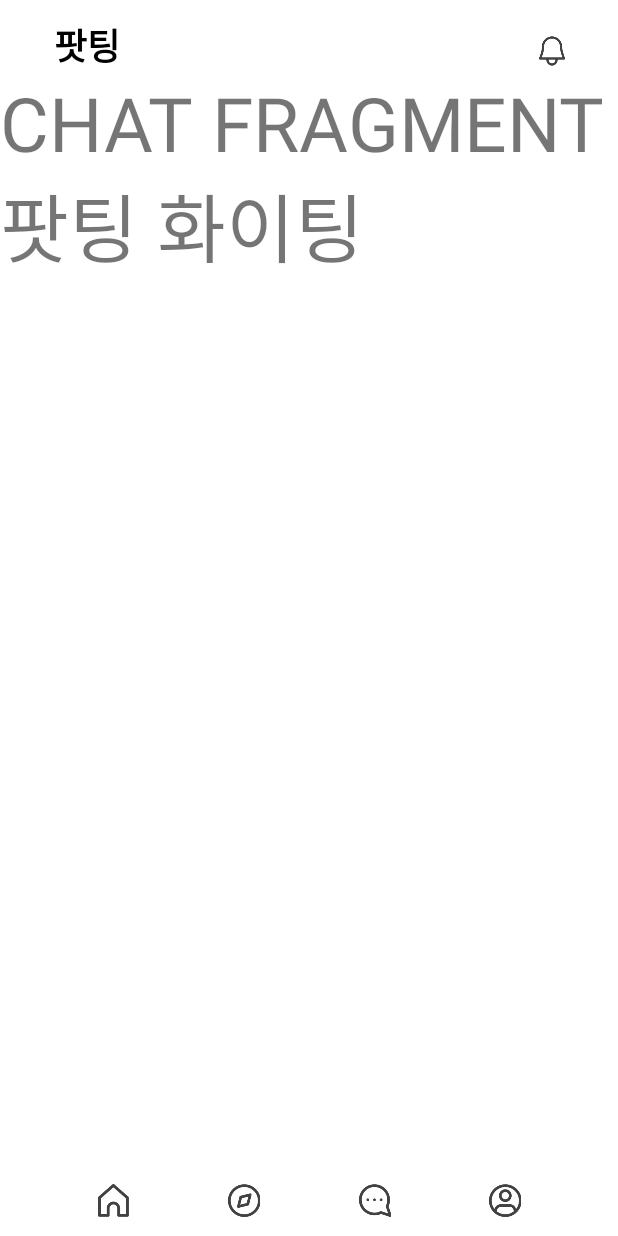
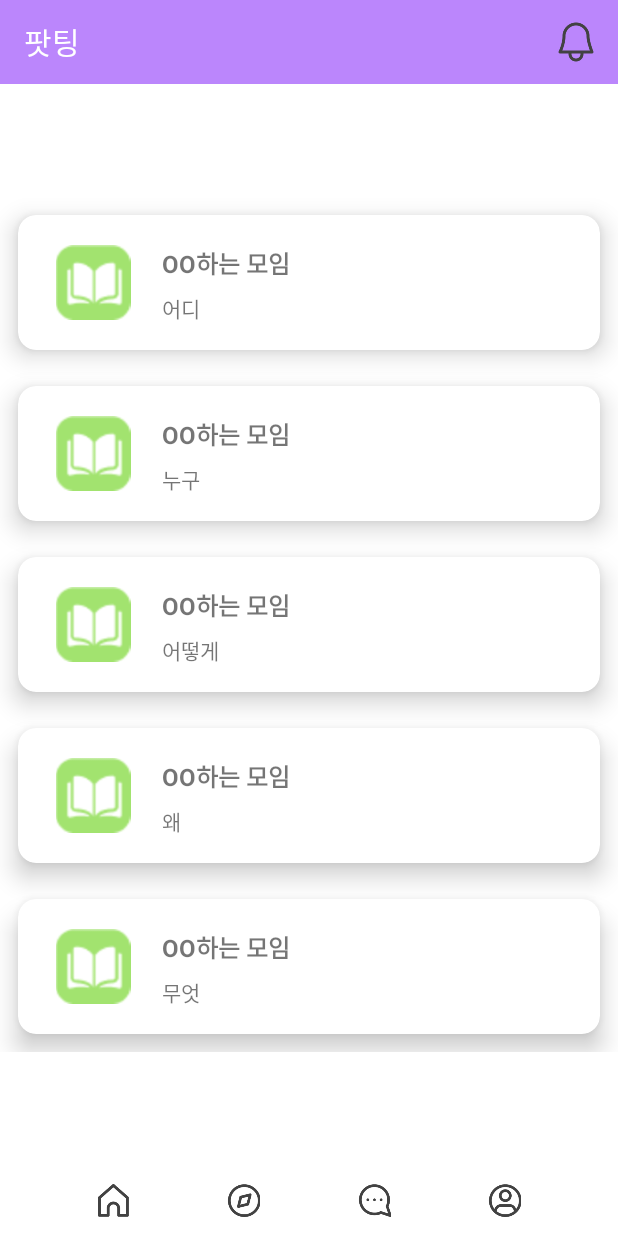
Before and after one commit to knujihyenbae/Appdong_Partying_FE, an Android app: the fragment ChatFragment placed in its activity, on a phone screen of 412 x 824 dp. Run offline under Robolectric (Android 15) with nearby library versions, the phone set to English and light mode, and no system bars.

Commit message:
채팅 추가, 툴바 수정

```diff
--- a/app/build.gradle
+++ b/app/build.gradle
@@ -1,6 +1,7 @@
 plugins {
     id 'com.android.application'
     id 'org.jetbrains.kotlin.android'
+    id("kotlin-parcelize")
 }
 
 android {
@@ -44,4 +45,9 @@ dependencies {
     testImplementation 'junit:junit:4.13.2'
     androidTestImplementation 'androidx.test.ext:junit:1.1.4'
     androidTestImplementation 'androidx.test.espresso:espresso-core:3.5.0'
+    implementation "androidx.recyclerview:recyclerview-selection:1.1.0-rc03"
+    implementation "androidx.recyclerview:recyclerview:1.1.0"
+    implementation "androidx.cardview:cardview:1.0.0"
+    implementation 'com.github.bumptech.glide:glide:4.13.0'
+    annotationProcessor 'com.github.bumptech.glide:compiler:4.13.0'
 }
--- a/app/src/main/java/com/appdong/parting/ChatFragment.kt
+++ b/app/src/main/java/com/appdong/parting/ChatFragment.kt
@@ -5,6 +5,12 @@ import androidx.fragment.app.Fragment
 import android.view.LayoutInflater
 import android.view.View
 import android.view.ViewGroup
+import com.appdong.parting.chat.ProfileAdapter
+import com.appdong.parting.chat.ProfileData
+import com.appdong.parting.databinding.FragmentChatListBinding
+import com.appdong.parting.itemDecorator.HorizontalItemDecorator
+import com.appdong.parting.itemDecorator.VerticalItemDecorator
+
 
 // TODO: Rename parameter arguments, choose names that match
 // the fragment initialization parameters, e.g. ARG_ITEM_NUMBER
@@ -18,9 +24,13 @@ private const val ARG_PARAM2 = "param2"
  */
 class ChatFragment : Fragment() {
     // TODO: Rename and change types of parameters
+    private var _binding: FragmentChatListBinding? = null
+    private val binding get() = _binding!!
+
     private var param1: String? = null
     private var param2: String? = null
-
+    lateinit var profileAdapter: ProfileAdapter
+    val datas = mutableListOf<ProfileData>()
     override fun onCreate(savedInstanceState: Bundle?) {
         super.onCreate(savedInstanceState)
         arguments?.let {
@@ -29,13 +39,46 @@ class ChatFragment : Fragment() {
         }
     }
 
+    private fun initRecycler() {
+        profileAdapter = ProfileAdapter(requireContext())
+        binding.chatFragmentRecyclerview.adapter = profileAdapter
+        binding.chatFragmentRecyclerview.addItemDecoration(VerticalItemDecorator(10))
+        binding.chatFragmentRecyclerview.addItemDecoration(HorizontalItemDecorator(10))
+
+
+        datas.apply {
+            add(ProfileData(img = R.drawable.book_icon, name = "OO하는 모임", age = "어디"))
+            add(ProfileData(img = R.drawable.book_icon, name = "OO하는 모임", age = "누구"))
+            add(ProfileData(img = R.drawable.book_icon, name = "OO하는 모임", age = "어떻게"))
+            add(ProfileData(img = R.drawable.book_icon, name = "OO하는 모임", age = "왜"))
+            add(ProfileData(img = R.drawable.book_icon, name = "OO하는 모임", age = "무엇"))
+
+            profileAdapter.datas = datas
+            profileAdapter.notifyDataSetChanged()
+
+        }
+    }
+
+    override fun onViewCreated(view: View, savedInstanceState: Bundle?) {
+        super.onViewCreated(view, savedInstanceState)
+        initRecycler()
+    }
+
     override fun onCreateView(
-        inflater: LayoutInflater, container: ViewGroup?,
+        inflater: LayoutInflater,
+        container: ViewGroup?,
         savedInstanceState: Bundle?
     ): View? {
         // Inflate the layout for this fragment
-        return inflater.inflate(R.layout.fragment_chat, container, false)
+        _binding = FragmentChatListBinding.inflate(inflater, container, false)
+        return binding.root
     }
+
+    override fun onDestroyView() {
+        super.onDestroyView()
+        _binding = null
+    }
+
 
     companion object {
         /**
--- /dev/null
+++ b/app/src/main/java/com/appdong/parting/chat/ProfileAdapter.kt
@@ -0,0 +1,57 @@
+package com.appdong.parting.chat
+
+import android.content.Context
+import android.content.Intent
+import android.view.LayoutInflater
+import android.view.View
+import android.view.ViewGroup
+import android.widget.ImageView
+import android.widget.TextView
+import androidx.recyclerview.widget.RecyclerView
+import com.appdong.parting.ChatActivity
+import com.appdong.parting.R
+import com.bumptech.glide.Glide
+
+class ProfileAdapter(private val context: Context) : RecyclerView.Adapter<ProfileAdapter.ViewHolder>() {
+
+    var datas = mutableListOf<ProfileData>()
+    override fun onCreateViewHolder(parent: ViewGroup, viewType: Int): ViewHolder {
+        val view = LayoutInflater.from(context).inflate(R.layout.item_chat,parent,false)
+        return ViewHolder(view)
+    }
+
+    override fun getItemCount(): Int = datas.size
+
+    override fun onBindViewHolder(holder: ViewHolder, position: Int) {
+        holder.bind(datas[position])
+    }
+    interface OnItemClickListener{
+        fun onItemClick(v:View, data: ProfileData, pos : Int)
+    }
+    private var listener : OnItemClickListener? = null
+    fun setOnItemClickListener(listener : OnItemClickListener) {
+        this.listener = listener
+    }
+
+    inner class ViewHolder(view: View) : RecyclerView.ViewHolder(view) {
+
+        private val txtTitle: TextView = itemView.findViewById(R.id.chat_item_textview_title)
+        private val txtMessage: TextView = itemView.findViewById(R.id.chat_item_textview_last_message)
+        private val imgProfile: ImageView = itemView.findViewById(R.id.chat_item_imageview_profile)
+
+        fun bind(item: ProfileData) {
+            txtTitle.text = item.name
+            txtMessage.text = item.age.toString()
+            Glide.with(itemView).load(item.img).into(imgProfile)
+            itemView.setOnClickListener {
+                Intent(context, ChatActivity::class.java).apply {
+                    putExtra("data", item)
+                    addFlags(Intent.FLAG_ACTIVITY_NEW_TASK)
+                }.run { context.startActivity(this) }
+            }
+
+        }
+    }
+
+
+}
--- /dev/null
+++ b/app/src/main/java/com/appdong/parting/chat/ProfileData.kt
@@ -0,0 +1,11 @@
+package com.appdong.parting.chat
+
+import android.os.Parcelable
+import kotlinx.parcelize.Parcelize
+
+@Parcelize
+data class ProfileData (
+    val name : String,
+    val age : String,
+    val img : Int
+) : Parcelable
--- /dev/null
+++ b/app/src/main/java/com/appdong/parting/itemDecorator/HorizontalItemDecorator.kt
@@ -0,0 +1,15 @@
+package com.appdong.parting.itemDecorator
+
+import android.graphics.Rect
+import android.view.View
+import androidx.recyclerview.widget.RecyclerView
+
+class HorizontalItemDecorator(private val divHeight : Int) : RecyclerView.ItemDecoration() {
+
+    @Override
+    override fun getItemOffsets(outRect: Rect, view: View, parent : RecyclerView, state : RecyclerView.State) {
+        super.getItemOffsets(outRect, view, parent, state)
+        outRect.left = divHeight
+        outRect.right = divHeight
+    }
+}
--- /dev/null
+++ b/app/src/main/java/com/appdong/parting/itemDecorator/VerticalItemDecorator.kt
@@ -0,0 +1,15 @@
+package com.appdong.parting.itemDecorator
+
+import android.graphics.Rect
+import android.view.View
+import androidx.recyclerview.widget.RecyclerView
+
+class VerticalItemDecorator(private val divHeight : Int) : RecyclerView.ItemDecoration() {
+
+    @Override
+    override fun getItemOffsets(outRect: Rect, view: View, parent : RecyclerView, state : RecyclerView.State) {
+        super.getItemOffsets(outRect, view, parent, state)
+        outRect.top = divHeight
+        outRect.bottom = divHeight
+    }
+}
--- a/app/src/main/res/layout/activity_main.xml
+++ b/app/src/main/res/layout/activity_main.xml
@@ -7,31 +7,33 @@
     tools:context=".MainActivity">
 
 
-    <androidx.constraintlayout.widget.ConstraintLayout
-        android:id="@+id/toolbar"
-        android:layout_width="match_parent"
-        android:layout_height="48dp"
-        app:layout_constraintTop_toTopOf="parent">
-        <TextView
-            android:layout_width="wrap_content"
-            android:layout_height="wrap_content"
-            android:text="팟팅"
-            android:textSize="24sp"
-            android:textStyle="bold"
-            android:textColor="@color/black"
-            android:layout_marginLeft="36dp"
-            app:layout_constraintStart_toStartOf="parent"
-            app:layout_constraintBottom_toBottomOf="parent"/>
-        <ImageView
-            android:id="@+id/toolbar_alarm"
-            android:layout_width="24dp"
-            android:layout_height="28dp"
-            android:src="@drawable/bell"
-            android:layout_marginRight="32dp"
-            app:layout_constraintEnd_toEndOf="parent"
-            app:layout_constraintBottom_toBottomOf="parent"/>
+<!--    <androidx.constraintlayout.widget.ConstraintLayout-->
+<!--        android:id="@+id/toolbar"-->
+<!--        android:layout_width="match_parent"-->
+<!--        android:layout_height="48dp"-->
+<!--        app:layout_constraintTop_toTopOf="parent">-->
+<!--        <TextView-->
+<!--            android:layout_width="wrap_content"-->
+<!--            android:layout_height="wrap_content"-->
+<!--            android:text="팟팅"-->
+<!--            android:textSize="24sp"-->
+<!--            android:textStyle="bold"-->
+<!--            android:textColor="@color/black"-->
+<!--            android:layout_marginLeft="36dp"-->
+<!--            app:layout_constraintStart_toStartOf="parent"-->
+<!--            app:layout_constraintBottom_toBottomOf="parent"/>-->
+<!--        <ImageView-->
+<!--            android:id="@+id/toolbar_alarm"-->
+<!--            android:layout_width="24dp"-->
+<!--            android:layout_height="28dp"-->
+<!--            android:src="@drawable/bell"-->
+<!--            android:layout_marginRight="32dp"-->
+<!--            app:layout_constraintEnd_toEndOf="parent"-->
+<!--            app:layout_constraintBottom_toBottomOf="parent"/>-->
 
-    </androidx.constraintlayout.widget.ConstraintLayout>
+<!--    </androidx.constraintlayout.widget.ConstraintLayout>-->
+
+    <include layout="@layout/toolbar"/>
 
     <FrameLayout
         android:id="@+id/frame_layout"
--- /dev/null
+++ b/app/src/main/res/layout/fragment_chat_list.xml
@@ -0,0 +1,31 @@
+<?xml version="1.0" encoding="utf-8"?>
+<androidx.constraintlayout.widget.ConstraintLayout xmlns:android="http://schemas.android.com/apk/res/android"
+    xmlns:app="http://schemas.android.com/apk/res-auto"
+    xmlns:tools="http://schemas.android.com/tools"
+    android:layout_width="match_parent"
+    android:layout_height="match_parent"
+    tools:context=".MainActivity">
+    <FrameLayout
+        android:id="@+id/frame_layout"
+        android:layout_width="match_parent"
+        android:layout_height="wrap_content"
+        app:layout_constraintTop_toTopOf="parent"
+        app:layout_constraintBottom_toBottomOf="parent">
+    <LinearLayout
+        android:layout_width="match_parent"
+        android:layout_height="match_parent"
+        android:background="#FFFFFF"
+        android:orientation="vertical"
+        app:layout_constraintTop_toTopOf="parent">
+
+        <androidx.recyclerview.widget.RecyclerView
+            android:id="@+id/chat_fragment_recyclerview"
+            android:layout_width="match_parent"
+            android:layout_height="match_parent"
+            tools:listitem="@layout/item_chat"
+            app:layoutManager="androidx.recyclerview.widget.LinearLayoutManager"/>
+
+    </LinearLayout>
+    </FrameLayout>
+
+</androidx.constraintlayout.widget.ConstraintLayout>
--- /dev/null
+++ b/app/src/main/res/layout/item_chat.xml
@@ -0,0 +1,91 @@
+<?xml version="1.0" encoding="utf-8"?>
+
+<androidx.cardview.widget.CardView xmlns:android="http://schemas.android.com/apk/res/android"
+    xmlns:card_view="http://schemas.android.com/apk/res-auto"
+    android:id="@+id/card_view"
+    android:layout_width="match_parent"
+    android:layout_height="90dp"
+    android:layout_margin="5dp"
+    card_view:cardBackgroundColor="@color/white"
+    card_view:cardCornerRadius="12dp"
+    card_view:cardElevation="10dp"
+    card_view:contentPadding="4dp">
+
+    <RelativeLayout
+        android:layout_width="match_parent"
+        android:layout_height="wrap_content"
+        android:padding="16dp">
+
+        <ImageView
+            android:id="@+id/chat_item_imageview_profile"
+            android:layout_width="60dp"
+            android:layout_height="60dp"
+            android:layout_alignParentStart="true"
+            android:layout_alignParentLeft="true"
+            android:layout_alignParentTop="true"
+            android:layout_marginEnd="16dp"
+            android:layout_marginRight="16dp"/>
+
+
+        <TextView
+            android:id="@+id/chat_item_textview_title"
+            android:layout_width="wrap_content"
+            android:layout_height="wrap_content"
+            android:layout_alignParentTop="true"
+            android:layout_toEndOf="@+id/chat_item_imageview_profile"
+            android:layout_toRightOf="@id/chat_item_imageview_profile"
+            android:text="방 이름 입니다"
+            android:textSize="16sp"
+            android:textStyle="bold"/>
+
+        <TextView
+            android:id="@+id/chat_item_textview_last_message"
+            android:layout_width="wrap_content"
+            android:layout_height="wrap_content"
+            android:layout_below="@+id/chat_item_textview_title"
+            android:layout_toEndOf="@+id/chat_item_imageview_profile"
+            android:layout_toRightOf="@+id/chat_item_imageview_profile"
+            android:layout_marginTop="7dp"
+            android:text="마지막 메세지 입니다." />
+
+    </RelativeLayout>
+
+</androidx.cardview.widget.CardView>
+<!--<LinearLayout-->
+<!--    xmlns:android="http://schemas.android.com/apk/res/android"-->
+<!--    android:layout_width="match_parent"-->
+<!--    android:layout_height="wrap_content"-->
+<!--    android:orientation="horizontal"-->
+<!--    >-->
+<!--    <ImageView-->
+<!--        android:id="@+id/chat_item_imageview_profile"-->
+<!--        android:layout_marginTop="8dp"-->
+<!--        android:layout_marginLeft="15dp"-->
+<!--        android:layout_marginBottom="4dp"-->
+<!--        android:layout_width="60dp"-->
+<!--        android:layout_height="60dp"/>-->
+<!--    <LinearLayout-->
+<!--        android:layout_width="match_parent"-->
+<!--        android:layout_height="match_parent"-->
+<!--        android:orientation="vertical"-->
+<!--        android:layout_marginTop="4dp">-->
+
+<!--        <TextView-->
+<!--            android:id="@+id/chat_item_textview_title"-->
+<!--            android:layout_width="wrap_content"-->
+<!--            android:layout_height="wrap_content"-->
+<!--            android:layout_marginLeft="10dp"-->
+<!--            android:layout_marginTop="10dp"-->
+<!--            android:text="방이름"-->
+<!--            android:textColor="#000000"-->
+<!--            android:textSize="20sp"-->
+<!--            android:textStyle="bold" />-->
+<!--        <TextView-->
+<!--            android:id="@+id/chat_item_textview_last_message"-->
+<!--            android:layout_width="wrap_content"-->
+<!--            android:layout_height="wrap_content"-->
+<!--            android:text="마지막 메세지"-->
+<!--            android:layout_marginTop="6dp"-->
+<!--            android:layout_marginLeft="10dp"/>-->
+<!--    </LinearLayout>-->
+<!--</LinearLayout>-->
--- /dev/null
+++ b/app/src/main/res/layout/toolbar.xml
@@ -0,0 +1,12 @@
+<?xml version="1.0" encoding="utf-8"?>
+<androidx.appcompat.widget.Toolbar xmlns:android="http://schemas.android.com/apk/res/android"
+    android:layout_width="match_parent"
+    android:layout_height="wrap_content"
+    xmlns:app="http://schemas.android.com/apk/res-auto"
+    android:id="@+id/toolbar"
+    app:title="123"
+    app:titleTextColor="@color/white"
+    android:background="@color/purple_200"
+    app:menu="@menu/menu_toolbar">
+
+</androidx.appcompat.widget.Toolbar>
--- /dev/null
+++ b/app/src/main/res/menu/menu_toolbar.xml
@@ -0,0 +1,13 @@
+<?xml version="1.0" encoding="utf-8"?>
+<menu xmlns:android="http://schemas.android.com/apk/res/android"
+    xmlns:app="http://schemas.android.com/apk/res-auto">
+
+    <item
+        android:id="@+id/menu_toolbar_alarm"
+        android:enabled="true"
+        android:title="알람"
+        android:icon="@drawable/bell"
+        app:showAsAction="always"/>
+
+
+</menu>
```
Also changed, not shown: app/src/main/AndroidManifest.xml (+9 -0 lines), app/src/main/java/com/appdong/parting/ChatActivity.kt (added, +19 -0 lines), app/src/main/java/com/appdong/parting/MainActivity.kt (+30 -5 lines), app/src/main/res/layout/fragment_chat.xml (+57 -8 lines), app/src/main/res/menu/menu_option.xml (added, +14 -0 lines), app/src/main/res/drawable/book_icon.png (added), app/src/main/res/drawable/chat_input_box.png (added), app/src/main/res/drawable/send.png (added), 1 other file.
